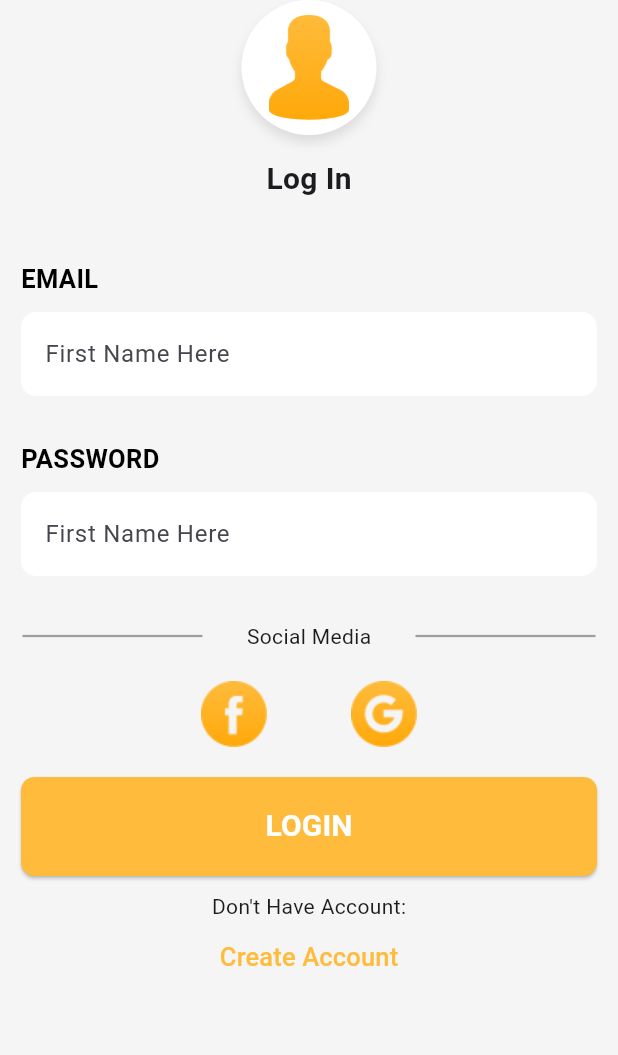
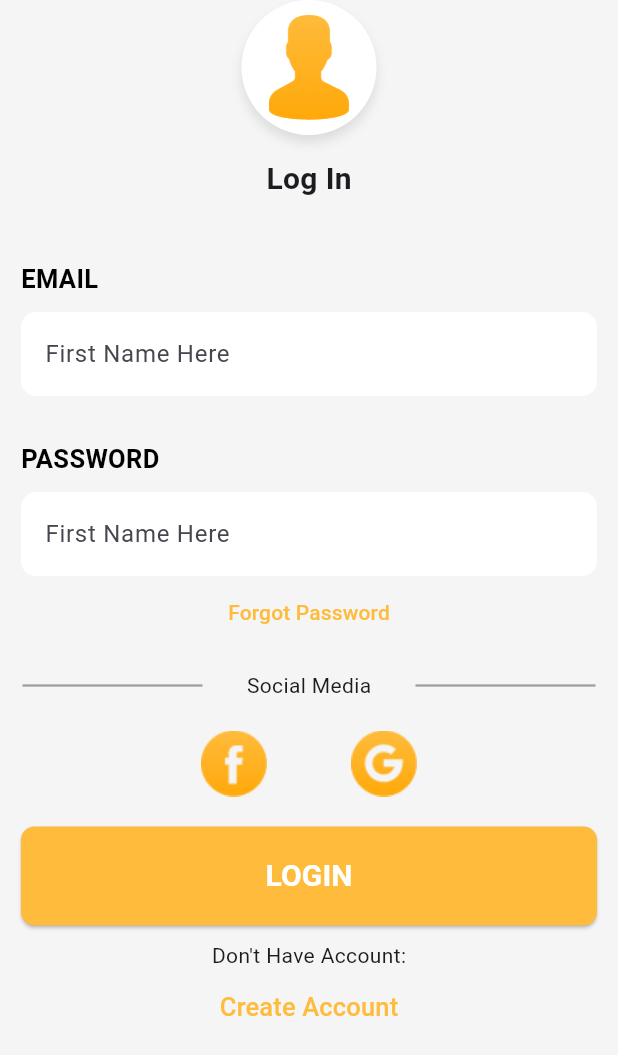
Before and after one commit to Mohammed-ElSherif/Movie-App, a Flutter app: the screen it shows after launch, on a phone screen of 412 x 824 dp. Shown: the top 1055 px of the screen. Run offline on Flutter 3.47's test engine with Material 3 defaults, Android fonts, the phone set to English and light mode, and no system bars.

Commit message:
Create Forgot Password  Screen (done)

```diff
--- a/lib/features/auth/screens/login_screen.dart
+++ b/lib/features/auth/screens/login_screen.dart
@@ -1,5 +1,6 @@
 import 'package:flutter/material.dart';
 import 'package:movieapp/core/color.dart';
+import 'package:movieapp/features/auth/screens/forgot_password_screen.dart';
 import 'package:movieapp/features/auth/screens/signup_secreen.dart';
 
 import 'widgets/custom_button.dart';
@@ -22,26 +23,40 @@ class LoginScreen extends StatelessWidget {
             child: SingleChildScrollView(
               child: Column(
                 children: [
-                  const CustomUserAuth(textName: "Log In",),
+                  const CustomUserAuth(
+                    textName: "Log In",
+                  ),
                   const SizedBox(
                     height: 40,
                   ),
-                  const Form(
+                  Form(
                       child: Column(
                     children: [
-                      CustomInputUser(
+                      const CustomInputUser(
                         inputName: "EMAIL",
                       ),
-                      SizedBox(
+                      const SizedBox(
                         height: 30,
                       ),
-                      CustomInputUser(
+                      const CustomInputUser(
                         inputName: "PASSWORD",
                       ),
                     ],
                   )),
+                  TextButton(
+                      onPressed: () {
+                        Navigator.of(context).push(
+                          MaterialPageRoute(
+                            builder: (context) => const ForgotPasswordScreen(),
+                          ),
+                        );
+                      },
+                      child: Text(
+                        "Forgot Password",
+                        style: TextStyle(color: MColor.mainColor),
+                      )),
                   const SizedBox(
-                    height: 30,
+                    height: 15,
                   ),
                   const CustomSocialMediaButtons(),
                   const SizedBox(
--- a/lib/main.dart
+++ b/lib/main.dart
@@ -15,7 +15,7 @@ class MyApp extends StatelessWidget {
       debugShowCheckedModeBanner: false,
        theme: MThemes.lightTheme,
        darkTheme: MThemes.darkTheme,
-       home:  LoginScreen(),
+       home:  const LoginScreen(),
     );
   }
 }
```
Also changed, not shown: lib/features/auth/screens/forgot_password_screen.dart (added, +74 -0 lines).
